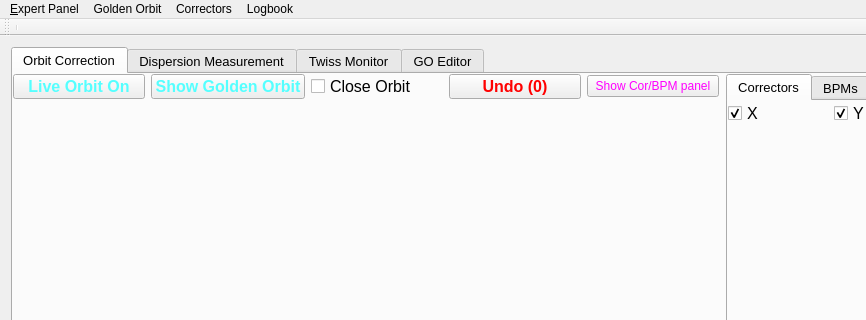
sergey-tomin/manul, file gui/UImanul2.ui: the form before one commit; both pictures show x 0 to 866 and y 0 to 320 of the 1159 by 828 pixel window.
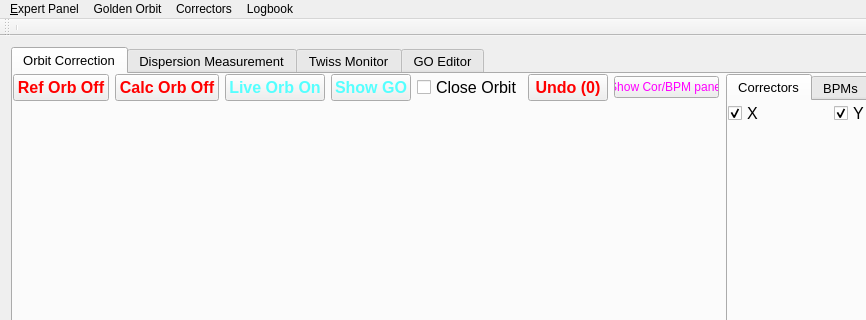
The form after the commit.

Commit message: update from BKR. added GUI option to hide and show calculated and measured orbit. Fixed some minor bugs. Fixed issue with initial beam line positions for some lines

Diff of the .ui file:
```diff
--- a/gui/UImanul2.ui
+++ b/gui/UImanul2.ui
@@ -68,6 +68,40 @@
            </property>
            <item row="0" column="0">
             <layout class="QHBoxLayout" name="horizontalLayout_19">
+             <item>
+              <widget class="QPushButton" name="pb_ref_orb">
+               <property name="font">
+                <font>
+                 <pointsize>12</pointsize>
+                 <weight>75</weight>
+                 <bold>true</bold>
+                </font>
+               </property>
+               <property name="styleSheet">
+                <string notr="true">color: rgb(255, 0, 0);</string>
+               </property>
+               <property name="text">
+                <string>Ref Orb Off</string>
+               </property>
+              </widget>
+             </item>
+             <item>
+              <widget class="QPushButton" name="pb_calc_orb">
+               <property name="font">
+                <font>
+                 <pointsize>12</pointsize>
+                 <weight>75</weight>
+                 <bold>true</bold>
+                </font>
+               </property>
+               <property name="styleSheet">
+                <string notr="true">color: rgb(255, 0, 0);</string>
+               </property>
+               <property name="text">
+                <string>Calc Orb Off</string>
+               </property>
+              </widget>
+             </item>
              <item>
               <widget class="QPushButton" name="pb_online_orbit">
                <property name="minimumSize">
@@ -87,7 +121,7 @@
                 <string notr="true">color: rgb(85, 255, 255);</string>
                </property>
                <property name="text">
-                <string>Live Orbit On</string>
+                <string>Live Orb On</string>
                </property>
               </widget>
              </item>
@@ -110,7 +144,7 @@
                 <string notr="true">color: rgb(85, 255, 255);</string>
                </property>
                <property name="text">
-                <string>Show Golden Orbit</string>
+                <string>Show GO</string>
                </property>
               </widget>
              </item>
```
The commit also changes 9 other files.
